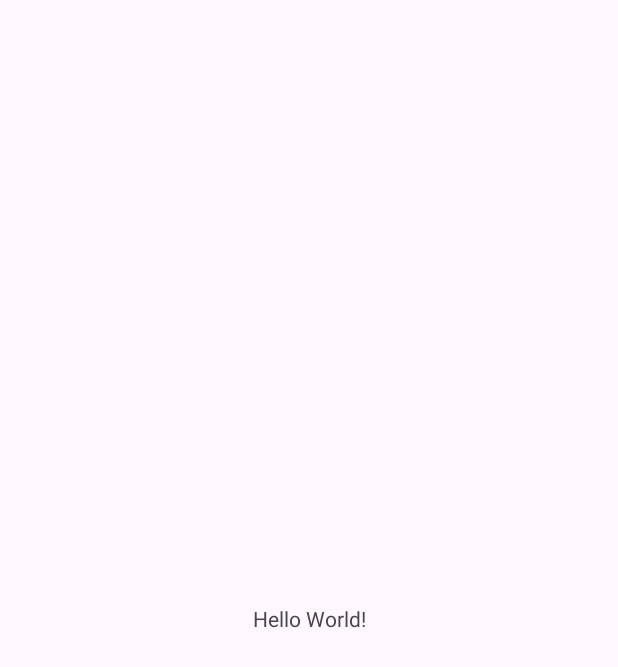
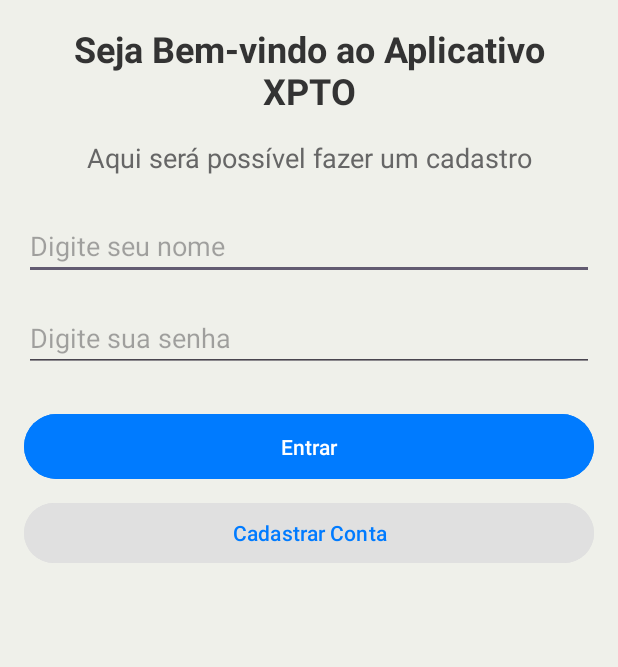
Before and after one commit to Rafinha003/Aplicativo_cadastro, an Android app: the screen it shows after launch (MainActivity), on a phone screen of 412 x 824 dp. Before the commit the part shown is almost empty. Shown: the top 667 px of the screen. Run offline under Robolectric (Android 15) with nearby library versions, the phone set to English and light mode, and no system bars.

Commit message:
Criando Página de login

```diff
--- a/app/src/main/java/com/example/aplicativodecadastro/MainActivity.kt
+++ b/app/src/main/java/com/example/aplicativodecadastro/MainActivity.kt
@@ -2,10 +2,30 @@ package com.example.aplicativodecadastro
 
 import androidx.appcompat.app.AppCompatActivity
 import android.os.Bundle
+import android.widget.Button
+import android.widget.EditText
+import android.widget.Toast
 
 class MainActivity : AppCompatActivity() {
+
     override fun onCreate(savedInstanceState: Bundle?) {
         super.onCreate(savedInstanceState)
         setContentView(R.layout.activity_main)
+
+        val editTextName = findViewById<EditText>(R.id.editTextName)
+        val editTextPassword = findViewById<EditText>(R.id.editTextPassword)
+        val buttonLogin = findViewById<Button>(R.id.buttonLogin)
+        val buttonRegister = findViewById<Button>(R.id.buttonRegister)
+
+        buttonLogin.setOnClickListener {
+            val username = editTextName.text.toString()
+            val password = editTextPassword.text.toString()
+
+            if (username == "rafael" && password == "123") {
+                Toast.makeText(this, "Bem-vindo, Rafael!", Toast.LENGTH_SHORT).show()
+            } else {
+                Toast.makeText(this, "Esse usuário não existe. Por favor, crie uma conta.", Toast.LENGTH_SHORT).show()
+            }
+        }
     }
 }
--- a/app/src/main/res/layout/activity_main.xml
+++ b/app/src/main/res/layout/activity_main.xml
@@ -1,18 +1,68 @@
 <?xml version="1.0" encoding="utf-8"?>
-<androidx.constraintlayout.widget.ConstraintLayout xmlns:android="http://schemas.android.com/apk/res/android"
+<LinearLayout xmlns:android="http://schemas.android.com/apk/res/android"
     xmlns:app="http://schemas.android.com/apk/res-auto"
     xmlns:tools="http://schemas.android.com/tools"
     android:layout_width="match_parent"
     android:layout_height="match_parent"
-    tools:context=".MainActivity">
+    tools:context=".MainActivity"
+    android:orientation="vertical"
+    android:padding="16dp"
+    android:background="#EFF0EA">
 
     <TextView
-        android:layout_width="wrap_content"
+        android:layout_width="match_parent"
         android:layout_height="wrap_content"
-        android:text="Hello World!"
-        app:layout_constraintBottom_toBottomOf="parent"
-        app:layout_constraintEnd_toEndOf="parent"
-        app:layout_constraintStart_toStartOf="parent"
-        app:layout_constraintTop_toTopOf="parent" />
+        android:text="Seja Bem-vindo ao Aplicativo XPTO"
+        android:textSize="24sp"
+        android:textColor="#333333"
+        android:textStyle="bold"
+        android:gravity="center"
+        android:layout_marginBottom="16dp"/>
 
-</androidx.constraintlayout.widget.ConstraintLayout>
+    <TextView
+        android:layout_width="match_parent"
+        android:layout_height="wrap_content"
+        android:text="Aqui será possível fazer um cadastro"
+        android:textSize="18sp"
+        android:textColor="#666666"
+        android:gravity="center"
+        android:layout_marginBottom="24dp" />
+
+
+    <EditText
+        android:id="@+id/editTextName"
+        android:layout_width="match_parent"
+        android:layout_height="wrap_content"
+        android:hint="Digite seu nome"
+        android:inputType="textPersonName"
+        android:layout_marginBottom="16dp" />
+
+
+    <EditText
+        android:id="@+id/editTextPassword"
+        android:layout_width="match_parent"
+        android:layout_height="wrap_content"
+        android:hint="Digite sua senha"
+        android:inputType="textPassword"
+        android:layout_marginBottom="24dp" />
+
+
+    <Button
+        android:id="@+id/buttonLogin"
+        android:layout_width="match_parent"
+        android:layout_height="wrap_content"
+        android:text="Entrar"
+        android:textColor="#FFFFFF"
+        android:backgroundTint="#007BFF"
+        android:layout_marginBottom="8dp"
+        android:padding="12dp" />
+
+    <Button
+        android:id="@+id/buttonRegister"
+        android:layout_width="match_parent"
+        android:layout_height="wrap_content"
+        android:text="Cadastrar Conta"
+        android:textColor="#007BFF"
+        android:backgroundTint="#E0E0E0"/>
+
+</LinearLayout>
```
